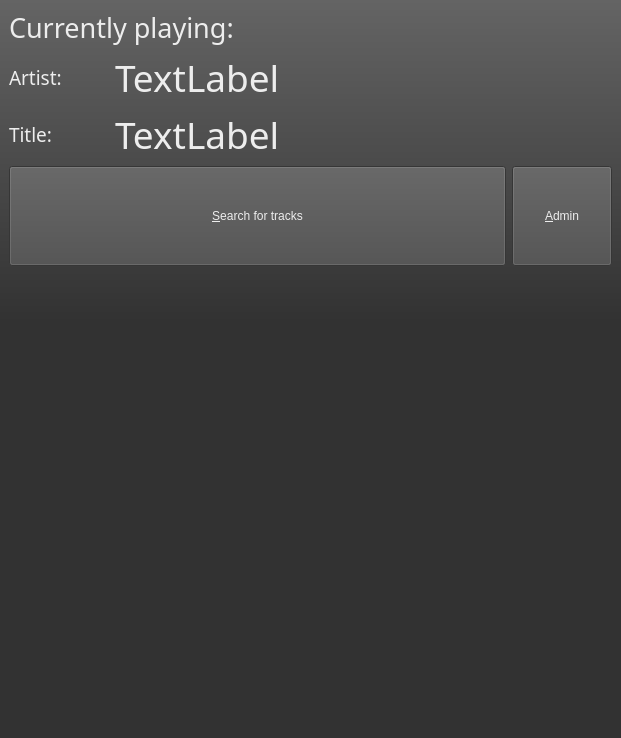
This is mainWindow.ui in thomaslundgaard/Pimp as Qt 5 draws it before an edit. The edited form follows.
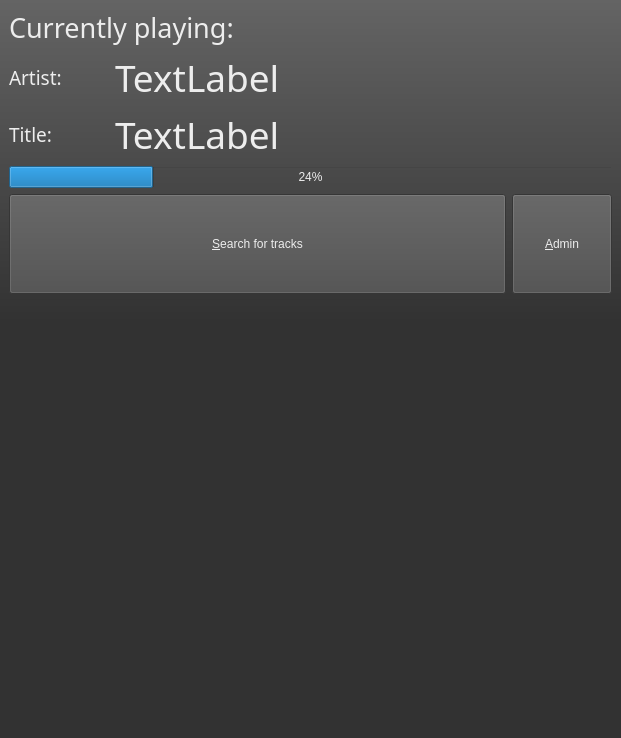
This is the edited form. Icons and pictures are not drawn.

Commit message: Bugfixed - updateui when starting to play

```diff
--- a/mainWindow.ui
+++ b/mainWindow.ui
@@ -180,6 +180,13 @@
         </item>
        </layout>
       </item>
+      <item>
+       <widget class="QProgressBar" name="songProgress">
+        <property name="value">
+         <number>24</number>
+        </property>
+       </widget>
+      </item>
      </layout>
     </item>
     <item row="3" column="0">
```
The commit also changes 1 other file.
